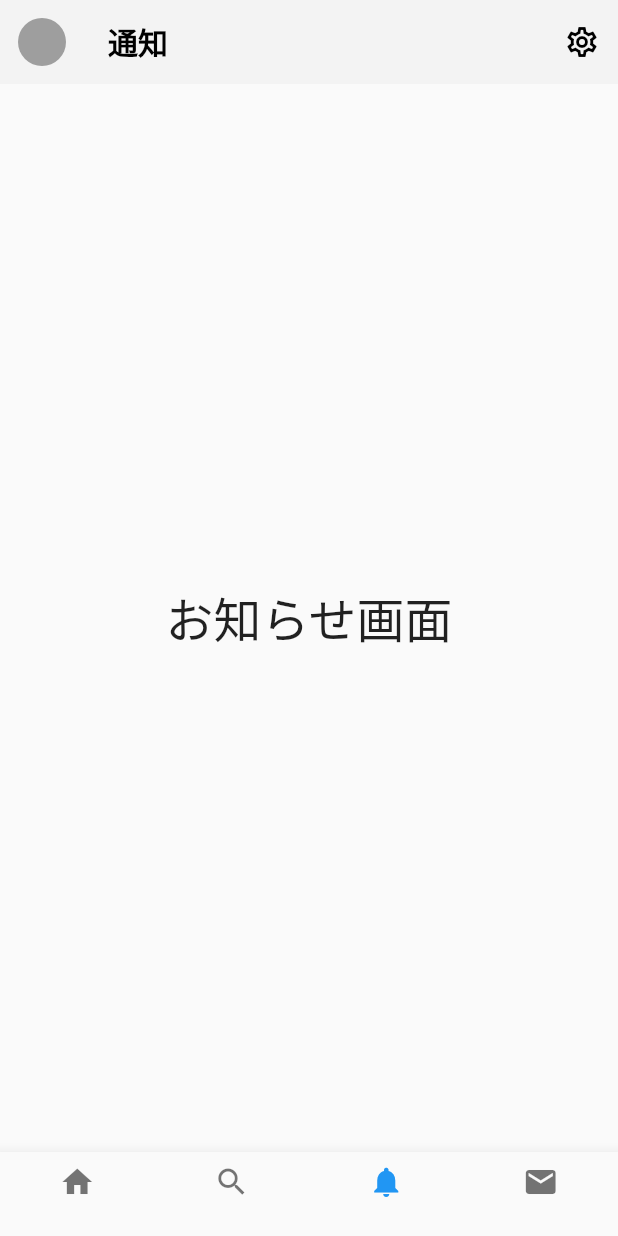
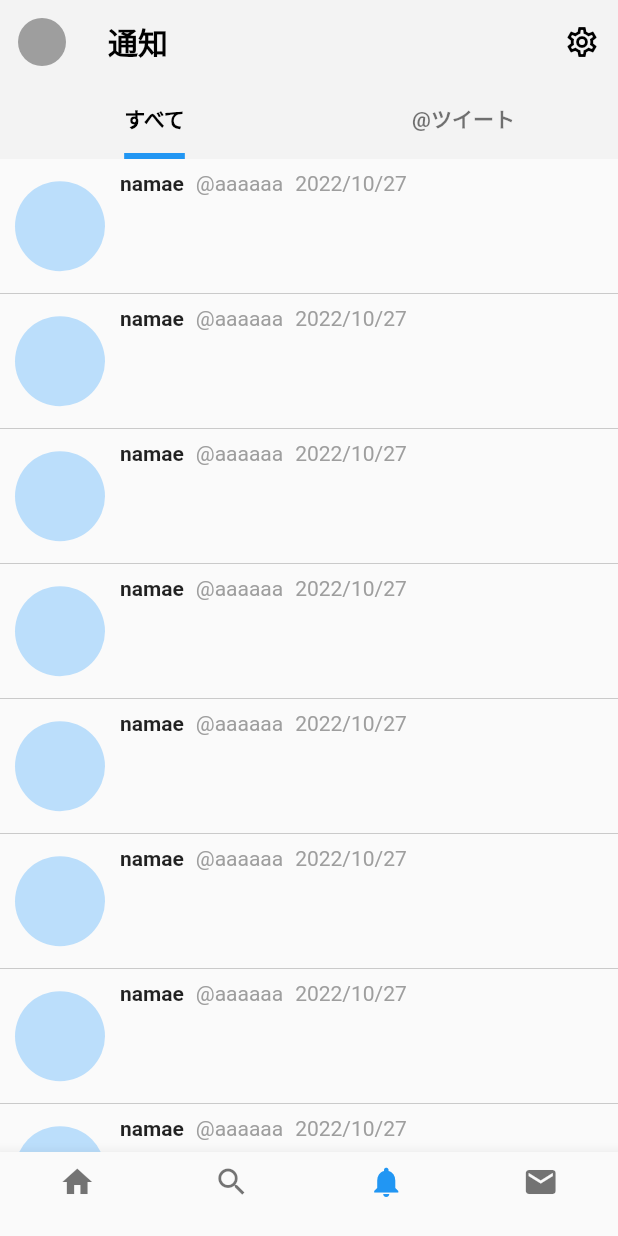
Before and after one commit to shimano-yuuki/twitter_clone, a Flutter app: the screen it shows after launch, item 3 of the bottom bar chosen, on a phone screen of 412 x 824 dp. Run offline on Flutter 3.47's test engine with Material 2 defaults, Android fonts, the phone set to English and light mode, and no system bars; our stand-ins replace flutter_svg.

Commit message:
通知画面変更

```diff
--- a/lib/src/screens/notification.dart
+++ b/lib/src/screens/notification.dart
@@ -5,10 +5,13 @@ class NotificationScreen extends StatelessWidget {
 
   @override
   Widget build(BuildContext context) {
-    return Scaffold(
+    return DefaultTabController(
+        initialIndex: 0,
+        length: 2,
+        child: Scaffold(
           appBar: AppBar(
             title: const Text(
-          '通知',
+              "通知",
               style: TextStyle(
                 color: Colors.black,
                 fontWeight: FontWeight.bold,
@@ -21,6 +24,30 @@ class NotificationScreen extends StatelessWidget {
               ),
               onPressed: () {},
             ),
+            bottom: const TabBar(
+              labelColor: Colors.black,
+              unselectedLabelColor: Colors.black54,
+              indicatorSize: TabBarIndicatorSize.label,
+              indicatorWeight: 4,
+              tabs: <Widget>[
+                Tab(
+                  child: Text(
+                    "すべて",
+                    style: TextStyle(
+                      fontWeight: FontWeight.bold,
+                    ),
+                  ),
+                ),
+                Tab(
+                  child: Text(
+                    "@ツイート",
+                    style: TextStyle(
+                      fontWeight: FontWeight.bold,
+                    ),
+                  ),
+                )
+              ],
+            ),
             actions: [
               IconButton(
                 onPressed: () {},
@@ -28,16 +55,105 @@ class NotificationScreen extends StatelessWidget {
                   Icons.settings_outlined,
                   color: Colors.black,
                 ),
-          )
+              ),
             ],
-        backgroundColor: Color.fromARGB(255, 243, 243, 243),
+            backgroundColor: const Color.fromARGB(255, 243, 243, 243),
             elevation: 0.0,
           ),
-      body: const Center(
-          child: Text('お知らせ画面',
-              style: TextStyle(
-                fontSize: 32.0,
-              ))),
+          body: TabBarView(children: [
+            ListView.builder(
+              itemBuilder: (BuildContext context, int index) {
+                return Container(
+                  height: 90,
+                  padding: const EdgeInsets.only(left: 10),
+                  decoration: const BoxDecoration(
+                      border: Border(
+                          bottom:
+                              BorderSide(width: 0.5, color: Colors.black26))),
+                  child: Row(
+                    children: [
+                      Container(
+                        width: 60,
+                        decoration: BoxDecoration(
+                            shape: BoxShape.circle, color: Colors.blue[100]),
+                      ),
+                      Container(
+                        margin: EdgeInsets.only(top: 8, left: 10),
+                        child: Column(
+                          children: [
+                            Row(
+                              children: [
+                                Text(
+                                  "namae",
+                                  style: TextStyle(fontWeight: FontWeight.bold),
+                                ),
+                                SizedBox(
+                                  width: 8,
+                                ),
+                                Text("@aaaaaa",
+                                    style: TextStyle(color: Colors.grey)),
+                                SizedBox(
+                                  width: 8,
+                                ),
+                                Text("2022/10/27",
+                                    style: TextStyle(color: Colors.grey)),
+                              ],
+                            ),
+                          ],
+                        ),
+                      ),
+                    ],
+                  ),
                 );
+              },
+            ),
+            ListView.builder(
+              itemBuilder: (BuildContext context, int index) {
+                return Container(
+                  height: 90,
+                  padding: const EdgeInsets.only(left: 10),
+                  decoration: const BoxDecoration(
+                      border: Border(
+                          bottom:
+                              BorderSide(width: 0.5, color: Colors.black26))),
+                  child: Row(
+                    children: [
+                      Container(
+                        width: 60,
+                        decoration: BoxDecoration(
+                            shape: BoxShape.circle, color: Colors.blue[100]),
+                      ),
+                      Container(
+                        margin: EdgeInsets.only(top: 8, left: 10),
+                        child: Column(
+                          children: [
+                            Row(
+                              children: [
+                                Text(
+                                  "namae",
+                                  style: TextStyle(fontWeight: FontWeight.bold),
+                                ),
+                                SizedBox(
+                                  width: 8,
+                                ),
+                                Text("@aaaaaa",
+                                    style: TextStyle(color: Colors.grey)),
+                                SizedBox(
+                                  width: 8,
+                                ),
+                                Text("2022/10/27",
+                                    style: TextStyle(color: Colors.grey)),
+                              ],
+                            ),
+                          ],
+                        ),
+                      ),
+                    ],
+                  ),
+                );
+              },
+            ),
+          ]),
+        ));
   }
 }
```
Lines whose indentation alone changed are shown as unchanged.
